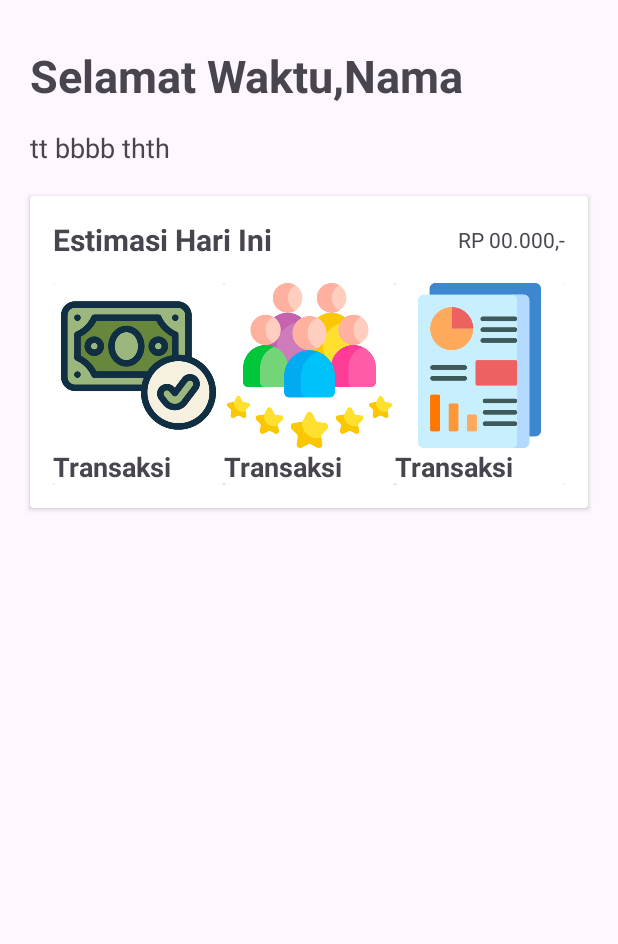
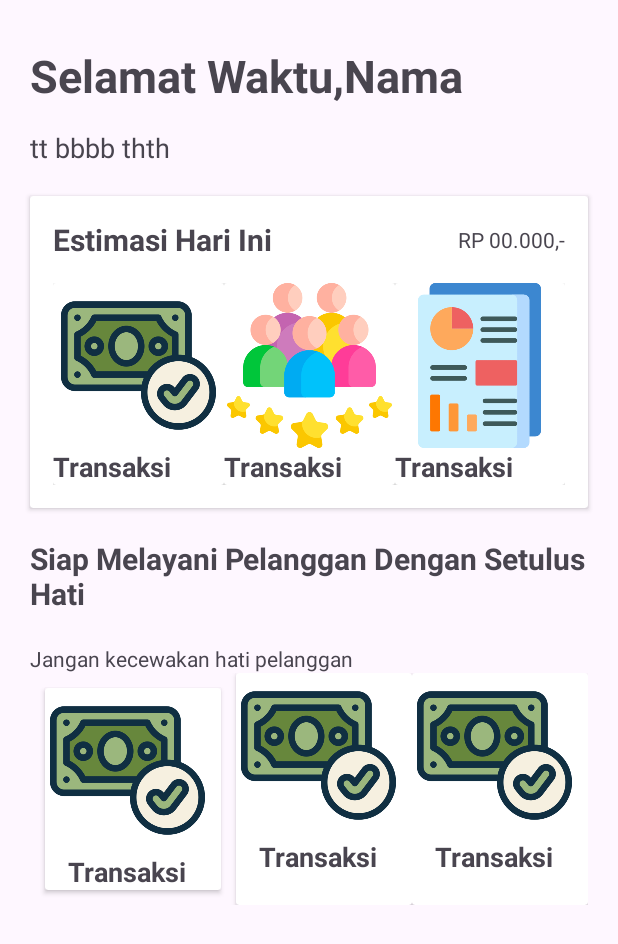
Before and after one commit to oktavianbn/Laundry, an Android app: the MainActivity screen opened directly, with no data from a screen before it, on a phone screen of 412 x 824 dp. Shown: the top 944 px of the screen. Run offline under Robolectric (Android 15) with nearby library versions, the phone set to English and light mode, and no system bars.

Commit message:
Segment 1 :pengerjaan bagian bawah (Mau pulang dulu)

```diff
--- a/app/src/main/res/layout/activity_main.xml
+++ b/app/src/main/res/layout/activity_main.xml
@@ -14,7 +14,7 @@
         android:layout_height="wrap_content"
         android:layout_marginHorizontal="20dp"
         android:text="Selamat Waktu,Nama"
-        android:textSize="30dp"
+        android:textSize="30sp"
         android:layout_marginTop="30dp"
         android:textStyle="bold"
         app:layout_constraintEnd_toEndOf="parent"
@@ -29,12 +29,13 @@
         android:layout_marginTop="15dp"
         android:text="tt bbbb thth"
         android:textAlignment="textEnd"
-        android:textSize="18dp"
+        android:textSize="18sp"
         app:layout_constraintEnd_toEndOf="parent"
         app:layout_constraintStart_toStartOf="parent"
         app:layout_constraintTop_toBottomOf="@id/welcome_text_TV" />
 
     <androidx.cardview.widget.CardView
+        android:id="@+id/container_card_view"
         android:layout_width="match_parent"
         android:layout_height="wrap_content"
         android:layout_marginHorizontal="20dp"
@@ -58,7 +59,7 @@
                     android:layout_width="wrap_content"
                     android:layout_height="wrap_content"
                     android:text="Estimasi Hari Ini"
-                    android:textSize="20dp"
+                    android:textSize="20sp"
                     android:textStyle="bold"
                     app:layout_constraintBottom_toBottomOf="parent"
                     app:layout_constraintStart_toStartOf="parent"
@@ -101,7 +102,7 @@
                             android:layout_height="wrap_content"
                             android:text="Transaksi"
                             android:textAlignment="center"
-                            android:textSize="18dp"
+                            android:textSize="18sp"
                             android:textStyle="bold" />
                     </LinearLayout>
                 </androidx.cardview.widget.CardView>
@@ -128,7 +129,7 @@
                             android:layout_height="wrap_content"
                             android:text="Transaksi"
                             android:textAlignment="center"
-                            android:textSize="18dp"
+                            android:textSize="18sp"
                             android:textStyle="bold" />
                     </LinearLayout>
                 </androidx.cardview.widget.CardView>
@@ -155,7 +156,7 @@
                             android:layout_height="wrap_content"
                             android:text="Transaksi"
                             android:textAlignment="center"
-                            android:textSize="18dp"
+                            android:textSize="18sp"
                             android:textStyle="bold" />
                     </LinearLayout>
                 </androidx.cardview.widget.CardView>
@@ -164,4 +165,121 @@
     </androidx.cardview.widget.CardView>
 
 
+    <TextView
+        android:id="@+id/moto_text_TV"
+        android:layout_width="match_parent"
+        android:layout_height="wrap_content"
+        android:layout_marginTop="20dp"
+        android:text="Siap Melayani Pelanggan Dengan Setulus Hati"
+        android:textSize="20sp"
+        android:textStyle="bold"
+        android:textAlignment="center"
+        android:layout_marginHorizontal="20dp"
+        app:layout_constraintStart_toStartOf="parent"
+        app:layout_constraintEnd_toEndOf="parent"
+        app:layout_constraintTop_toBottomOf="@+id/container_card_view" />
+    <TextView
+        android:id="@+id/moto_text_2_TV"
+        android:layout_width="match_parent"
+        android:layout_height="wrap_content"
+        android:layout_marginTop="20dp"
+        android:text="Jangan kecewakan hati pelanggan"
+        android:textSize="14sp"
+
+        android:textAlignment="textStart"
+        android:layout_marginHorizontal="20dp"
+        app:layout_constraintStart_toStartOf="parent"
+        app:layout_constraintEnd_toEndOf="parent"
+        app:layout_constraintTop_toBottomOf="@+id/moto_text_TV" />
+
+    <GridLayout
+        android:layout_width="match_parent"
+        android:layout_height="wrap_content"
+        android:columnCount="3"
+        android:rowCount="2"
+        android:layout_marginHorizontal="20dp"
+        app:layout_constraintStart_toStartOf="parent"
+        app:layout_constraintEnd_toEndOf="parent"
+        app:layout_constraintTop_toBottomOf="@+id/moto_text_2_TV">
+
+        <androidx.cardview.widget.CardView
+            android:layout_width="wrap_content"
+            android:layout_height="wrap_content"
+            android:layout_margin="10dp"
+            android:layout_rowWeight="1"
+            android:layout_columnWeight="1">
+            <LinearLayout
+                android:layout_width="wrap_content"
+                android:layout_height="wrap_content"
+                android:orientation="vertical"
+
+                android:gravity="center">
+                <ImageView
+                    android:layout_width="110dp"
+                    android:layout_height="110dp"
+                    android:src="@drawable/transaksi" />
+                <TextView
+                    android:layout_width="wrap_content"
+                    android:layout_height="wrap_content"
+                    android:text="Transaksi"
+                    android:textAlignment="center"
+                    android:textSize="18dp"
+                    android:textStyle="bold" />
+            </LinearLayout>
+        </androidx.cardview.widget.CardView>
+
+        <androidx.cardview.widget.CardView
+            android:layout_width="wrap_content"
+            android:layout_height="wrap_content"
+            android:layout_marginHorizontal="10dp"
+            android:layout_marginVertical="5dp"
+            android:layout_rowWeight="1"
+            android:layout_columnWeight="1">
+            <LinearLayout
+                android:layout_width="wrap_content"
+                android:layout_height="wrap_content"
+                android:orientation="vertical"
+
+                android:gravity="center">
+                <ImageView
+                    android:layout_width="110dp"
+                    android:layout_height="110dp"
+                    android:src="@drawable/transaksi" />
+                <TextView
+                    android:layout_width="wrap_content"
+                    android:layout_height="wrap_content"
+                    android:text="Transaksi"
+                    android:textAlignment="center"
+                    android:textSize="18dp"
+                    android:textStyle="bold" />
+            </LinearLayout>
+        </androidx.cardview.widget.CardView>
+        <androidx.cardview.widget.CardView
+            android:layout_width="wrap_content"
+            android:layout_height="wrap_content"
+            android:layout_marginHorizontal="10dp"
+            android:layout_marginVertical="5dp"
+            android:layout_rowWeight="1"
+            android:layout_columnWeight="1">
+            <LinearLayout
+                android:layout_width="wrap_content"
+                android:layout_height="wrap_content"
+                android:orientation="vertical"
+
+                android:gravity="center">
+                <ImageView
+                    android:layout_width="110dp"
+                    android:layout_height="110dp"
+                    android:src="@drawable/transaksi" />
+                <TextView
+                    android:layout_width="wrap_content"
+                    android:layout_height="wrap_content"
+                    android:text="Transaksi"
+                    android:textAlignment="center"
+                    android:textSize="18dp"
+                    android:textStyle="bold" />
+            </LinearLayout>
+        </androidx.cardview.widget.CardView>
+    </GridLayout>
+
 </androidx.constraintlayout.widget.ConstraintLayout>
```
